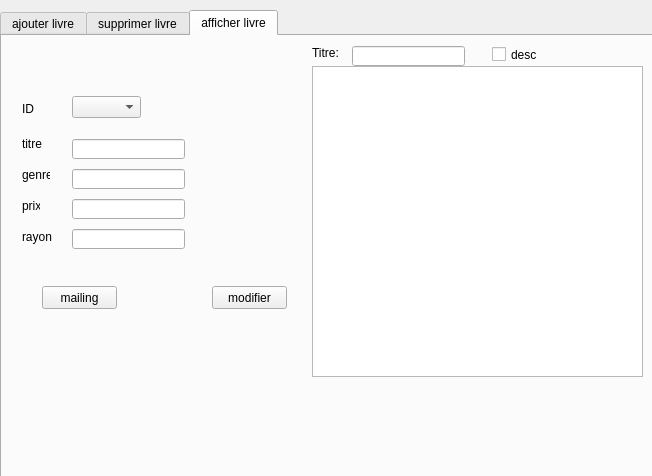
Qt form samar/gestion_livre.ui (myriamkhachlouf/LibroDevo) before a commit.
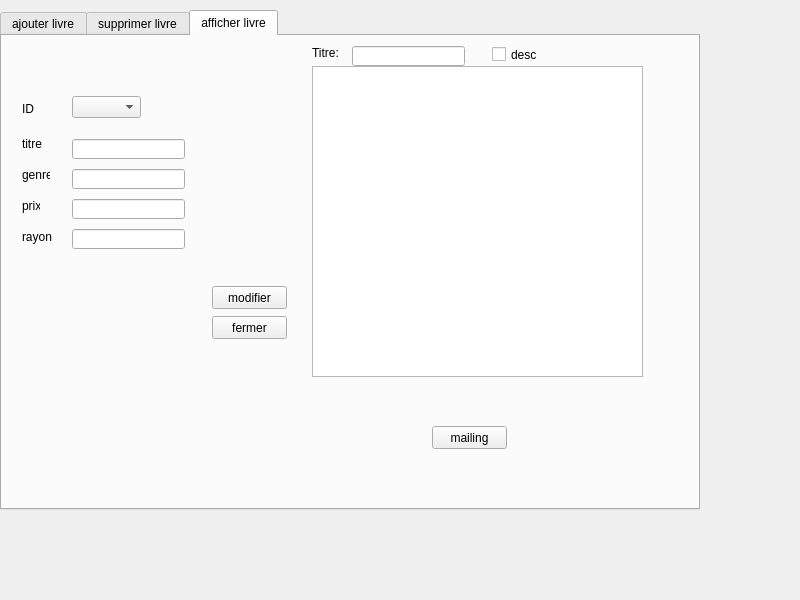
The same form after that commit. The open tabs and pages were chosen to show the change.

```diff
--- a/samar/gestion_livre.ui
+++ b/samar/gestion_livre.ui
@@ -6,8 +6,8 @@
    <rect>
     <x>0</x>
     <y>0</y>
-    <width>652</width>
-    <height>476</height>
+    <width>800</width>
+    <height>600</height>
    </rect>
   </property>
   <property name="windowTitle">
@@ -384,8 +384,8 @@
     <widget class="QPushButton" name="mail_pushButton">
      <property name="geometry">
       <rect>
-       <x>40</x>
-       <y>250</y>
+       <x>430</x>
+       <y>390</y>
        <width>75</width>
        <height>23</height>
       </rect>
@@ -394,6 +394,19 @@
       <string>mailing</string>
      </property>
     </widget>
+    <widget class="QPushButton" name="pushButton">
+     <property name="geometry">
+      <rect>
+       <x>210</x>
+       <y>280</y>
+       <width>75</width>
+       <height>23</height>
+      </rect>
+     </property>
+     <property name="text">
+      <string>fermer</string>
+     </property>
+    </widget>
    </widget>
   </widget>
  </widget>
```
Left out of the diff: 32 changed lines with no effect on the pictures.
